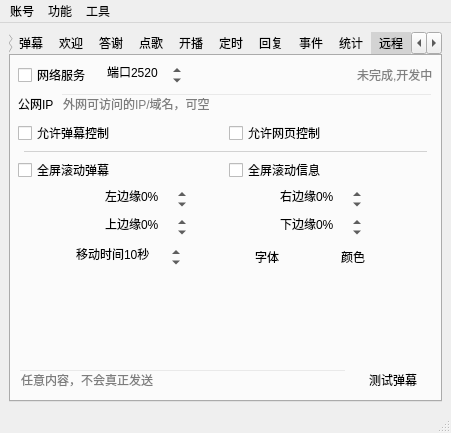
First picture: the form in mainwindow.ui, repository iwxyi/Bilibili-MagicalDanmaku, before the edit.
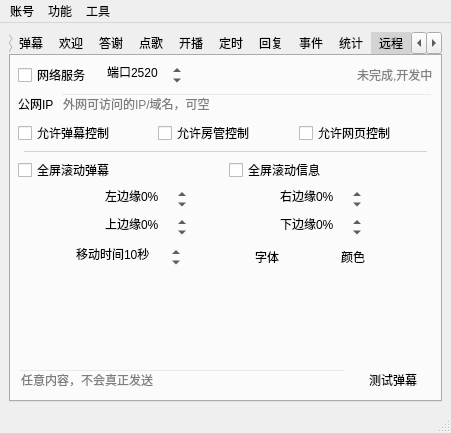
Second picture: the form after the edit. The open tabs and pages were chosen to show the change. Icons and pictures are not drawn. Custom widgets are drawn as their Qt base class.

Commit message: 允许房管远程控制命令

```diff
--- a/mainwindow.ui
+++ b/mainwindow.ui
@@ -2226,6 +2226,16 @@
             </property>
            </widget>
           </item>
+          <item>
+           <widget class="QCheckBox" name="allowAdminControlCheck">
+            <property name="toolTip">
+             <string>&lt;html&gt;&lt;head/&gt;&lt;body&gt;&lt;p&gt;允许房管通过直播间弹幕来发送命令控制神奇弹幕&lt;/p&gt;&lt;p&gt;例如：开启欢迎、禁言 xxx、撤销禁言&lt;/p&gt;&lt;/body&gt;&lt;/html&gt;</string>
+            </property>
+            <property name="text">
+             <string>允许房管控制</string>
+            </property>
+           </widget>
+          </item>
           <item>
            <widget class="QCheckBox" name="allowWebControlCheck">
             <property name="toolTip">
```
Left out of the diff: 6 changed lines with no effect on the pictures. The commit also changes 2 other files.
